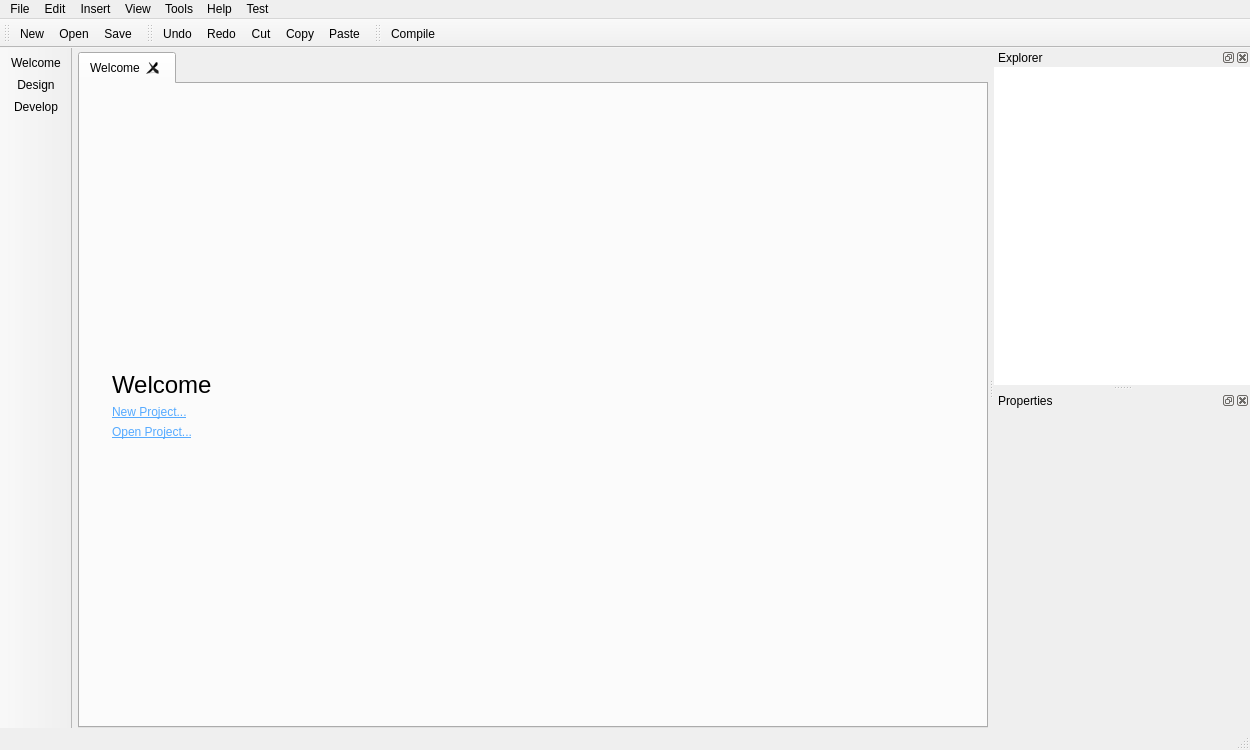
Old version of the form src/window.ui in the repository ooflet/Mi-Create.
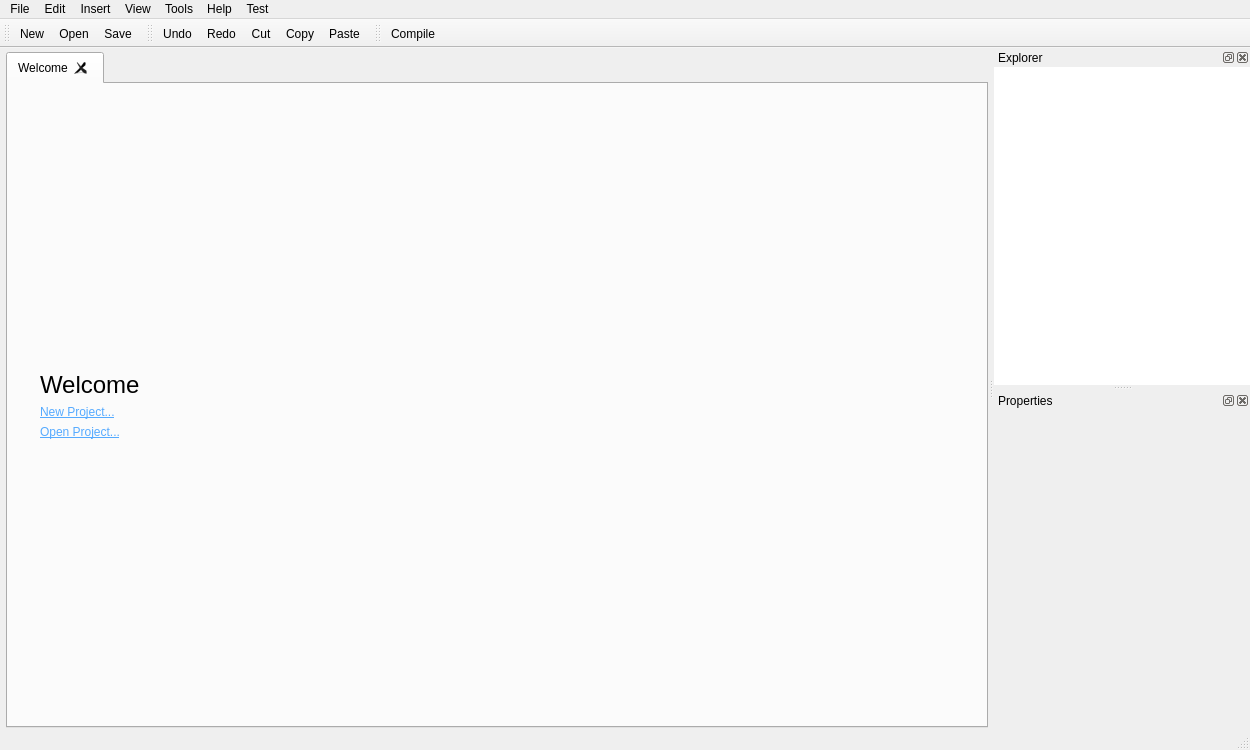
New version of the form. Icons and pictures are not drawn.

```diff
--- a/src/window.ui
+++ b/src/window.ui
@@ -419,47 +419,6 @@
    </attribute>
    <addaction name="actionCompile"/>
   </widget>
-  <widget class="QToolBar" name="sidebar">
-   <property name="enabled">
-    <bool>true</bool>
-   </property>
-   <property name="sizePolicy">
-    <sizepolicy hsizetype="Fixed" vsizetype="Preferred">
-     <horstretch>0</horstretch>
-     <verstretch>0</verstretch>
-    </sizepolicy>
-   </property>
-   <property name="windowTitle">
-    <string>toolBar_2</string>
-   </property>
-   <property name="layoutDirection">
-    <enum>Qt::LeftToRight</enum>
-   </property>
-   <property name="autoFillBackground">
-    <bool>false</bool>
-   </property>
-   <property name="movable">
-    <bool>false</bool>
-   </property>
-   <property name="iconSize">
-    <size>
-     <width>48</width>
-     <height>38</height>
-    </size>
-   </property>
-   <property name="toolButtonStyle">
-    <enum>Qt::ToolButtonTextUnderIcon</enum>
-   </property>
-   <attribute name="toolBarArea">
-    <enum>LeftToolBarArea</enum>
-   </attribute>
-   <attribute name="toolBarBreak">
-    <bool>false</bool>
-   </attribute>
-   <addaction name="actionWelcomePage"/>
-   <addaction name="actionDesignPage"/>
-   <addaction name="actionDevelopPage"/>
-  </widget>
   <action name="actionSave">
    <property name="icon">
     <iconset resource="resources/icons.qrc">
@@ -801,42 +760,6 @@
     <string>Text</string>
    </property>
   </action>
-  <action name="actionWelcomePage">
-   <property name="icon">
-    <iconset resource="resources/icons.qrc">
-     <normaloff>:/Dark/mountain-snow.png</normaloff>:/Dark/mountain-snow.png</iconset>
-   </property>
-   <property name="text">
-    <string>Welcome</string>
-   </property>
-   <property name="menuRole">
-    <enum>QAction::NoRole</enum>
-   </property>
-  </action>
-  <action name="actionDesignPage">
-   <property name="icon">
-    <iconset resource="resources/icons.qrc">
-     <normaloff>:/Dark/mountain-snow.png</normaloff>:/Dark/mountain-snow.png</iconset>
-   </property>
-   <property name="text">
-    <string>Design</string>
-   </property>
-   <property name="menuRole">
-    <enum>QAction::NoRole</enum>
-   </property>
-  </action>
-  <action name="actionDevelopPage">
-   <property name="icon">
-    <iconset resource="resources/icons.qrc">
-     <normaloff>:/Dark/mountain-snow.png</normaloff>:/Dark/mountain-snow.png</iconset>
-   </property>
-   <property name="text">
-    <string>Develop</string>
-   </property>
-   <property name="menuRole">
-    <enum>QAction::NoRole</enum>
-   </property>
-  </action>
  </widget>
  <resources>
   <include location="resources/icons.qrc"/>
```
